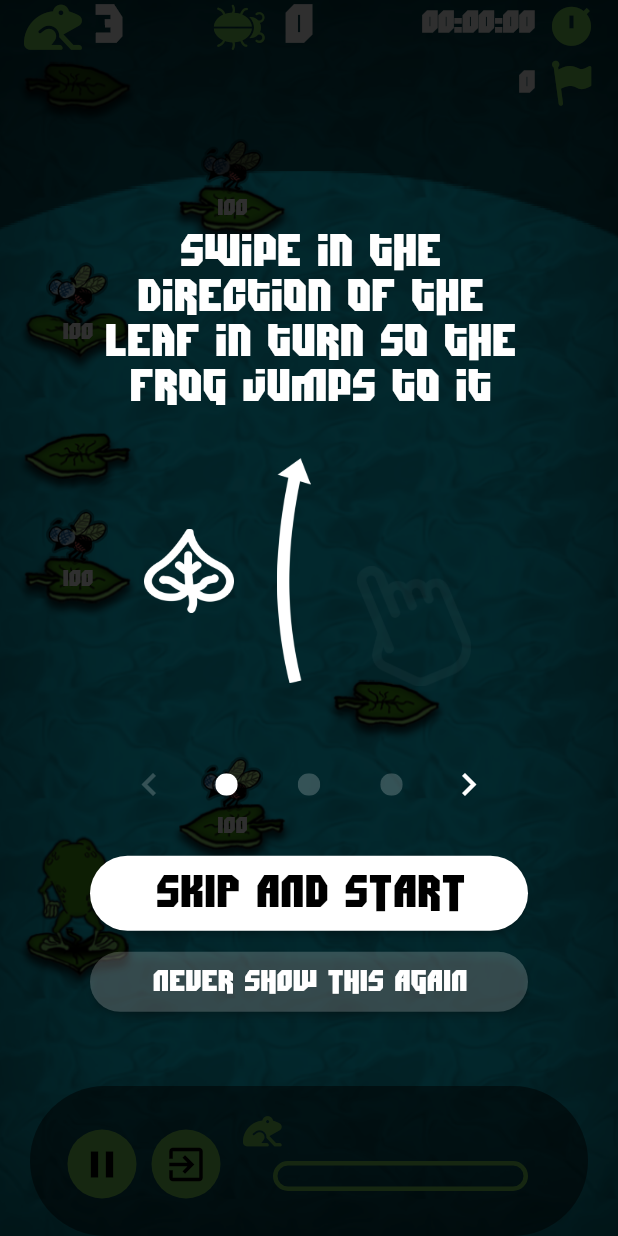
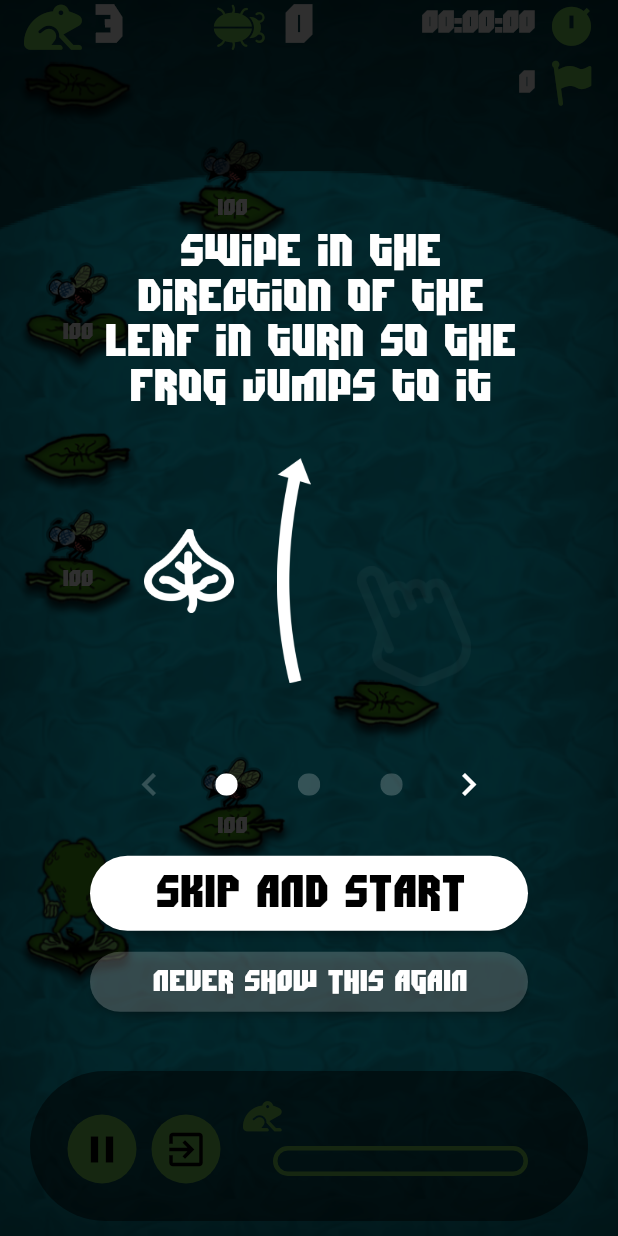
Before and after one commit to romanejaquez/skippingfrog_mobile, a Flutter app: the GamePage screen opened by its route, on a phone screen of 412 x 824 dp. Run offline on Flutter 3.47's test engine with Material 2 defaults, Android fonts, the phone set to English and light mode, and no system bars; our stand-ins replace assets_audio_player, shared_preferences; accounts and stored records are empty.

Commit message:
fixed bottom margin

```diff
--- a/lib/widgets/bottompanel.dart
+++ b/lib/widgets/bottompanel.dart
@@ -46,7 +46,7 @@
                   child: Align(
                     alignment: Alignment.bottomCenter,
                     child: Container(
-                      margin: const EdgeInsets.only(left: 20, right: 20),
+                      margin: const EdgeInsets.only(left: 20, right: 20, bottom: 10),
                       decoration: BoxDecoration(
                         borderRadius: BorderRadius.circular(50),
                         color: Colors.black.withOpacity(0.5)
```
